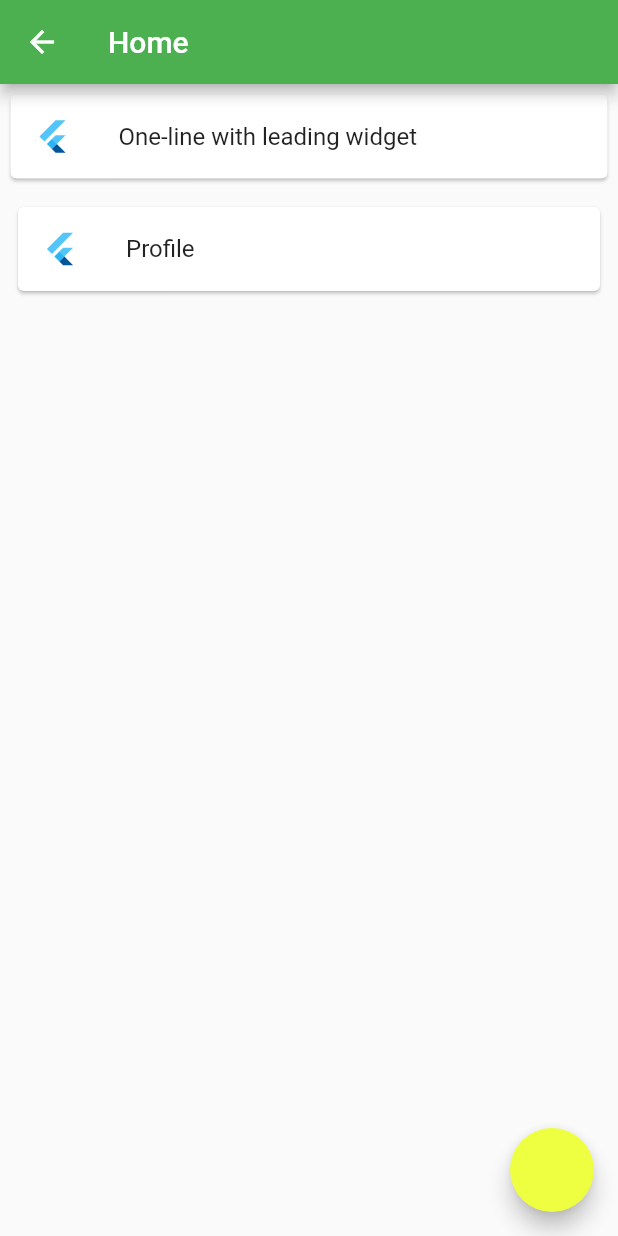
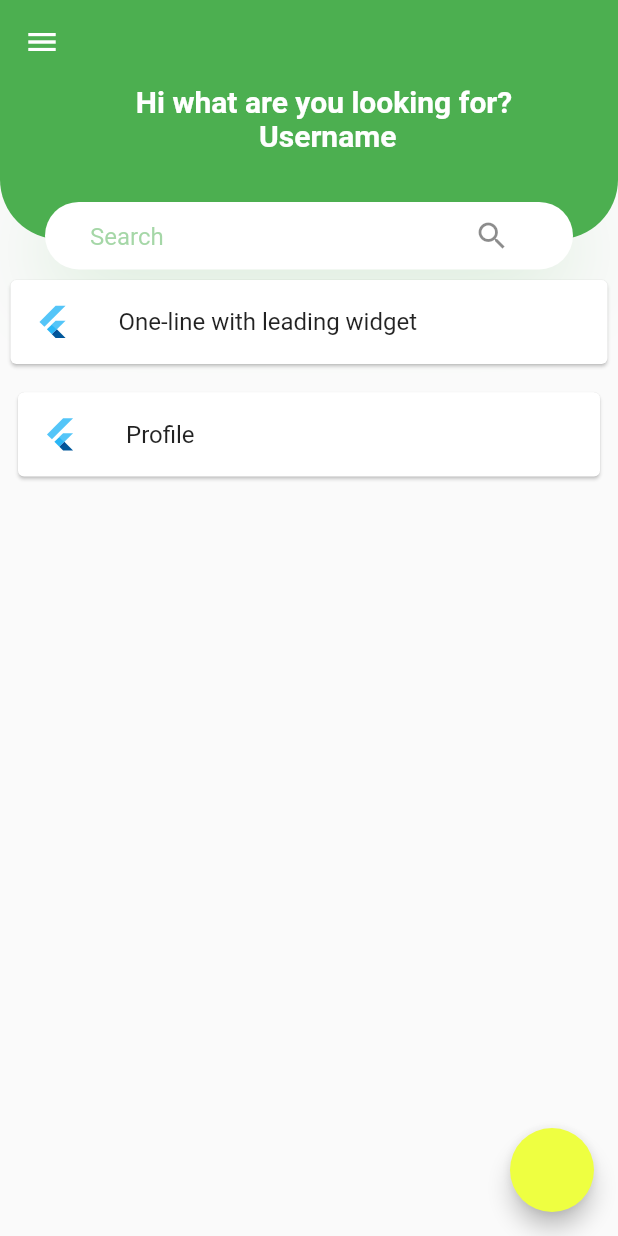
Before and after one commit to DavidMilai/shamba_yetu, a Flutter app: the Home screen opened by its route, on a phone screen of 412 x 824 dp. Run offline on Flutter 3.47's test engine with Material 2 defaults, Android fonts, the phone set to English and light mode, and no system bars; our stand-ins replace firebase_auth, google_maps_flutter, modal_progress_hud; missing offline and left inert: multi_image_picker; accounts and stored records are empty.

Commit message:
Home screen UI design

```diff
--- a/lib/pages/home.dart
+++ b/lib/pages/home.dart
@@ -5,12 +5,82 @@ import 'profile.dart';
 class Home extends StatelessWidget {
   @override
   Widget build(BuildContext context) {
+    Size size = MediaQuery.of(context).size;
     return Scaffold(
-      appBar: AppBar(
-        title: Text('Home'),
+      appBar: AppBar(elevation: 0),
+      drawer: Drawer(
+        child: ListView(padding: EdgeInsets.zero, children: [
+          DrawerHeader(child: Text("Header")),
+          ListTile(title: Text("Home"))
+        ]),
       ),
-      body: ListView(
+      body: SingleChildScrollView(
+        child: Column(
           children: <Widget>[
+            Container(
+              height: size.height * 0.15,
+              child: Stack(
+                children: [
+                  Container(
+                    height: size.height * 0.15 - 20,
+                    width: double.infinity,
+                    decoration: BoxDecoration(
+                      color: Colors.green,
+                      borderRadius: BorderRadius.only(
+                        bottomLeft: Radius.circular(40),
+                        bottomRight: Radius.circular(40),
+                      ),
+                    ),
+                    child: Padding(
+                      padding: EdgeInsets.only(left: 20, bottom: 10),
+                      child: Text(
+                        'Hi what are you looking for?\n Username',
+                        textAlign: TextAlign.center,
+                        style: TextStyle(
+                            color: Colors.white,
+                            fontWeight: FontWeight.bold,
+                            fontSize: 20),
+                      ),
+                    ),
+                  ),
+                  Positioned(
+                    bottom: 0,
+                    left: 0,
+                    right: 0,
+                    child: Container(
+                      alignment: Alignment.center,
+                      margin: EdgeInsets.symmetric(horizontal: 30),
+                      padding: EdgeInsets.symmetric(horizontal: 30),
+                      height: 45,
+                      decoration: BoxDecoration(
+                          color: Colors.white,
+                          borderRadius: BorderRadius.circular(40),
+                          boxShadow: [
+                            BoxShadow(
+                              offset: Offset(0, 10),
+                              blurRadius: 50,
+                              color: Colors.green.withOpacity(0.23),
+                            ),
+                          ]),
+                      child: TextField(
+                        decoration: InputDecoration(
+                          hintText: 'Search',
+                          enabledBorder: InputBorder.none,
+                          focusedBorder: InputBorder.none,
+                          suffixIcon: Icon(Icons.search),
+                          hintStyle: TextStyle(
+                            color: Colors.green.withOpacity(0.5),
+                          ),
+                        ),
+                        onChanged: (value) {
+                          print(value);
+                        },
+                      ),
+                    ),
+                  )
+                ],
+              ),
+            ),
             Padding(
               padding: EdgeInsets.all(3.0),
               child: Card(
@@ -40,6 +110,7 @@ class Home extends StatelessWidget {
             ),
           ],
         ),
+      ),
       floatingActionButton: FloatingActionButton(onPressed: () {}),
     );
   }
```
Lines whose indentation alone changed are shown as unchanged.
